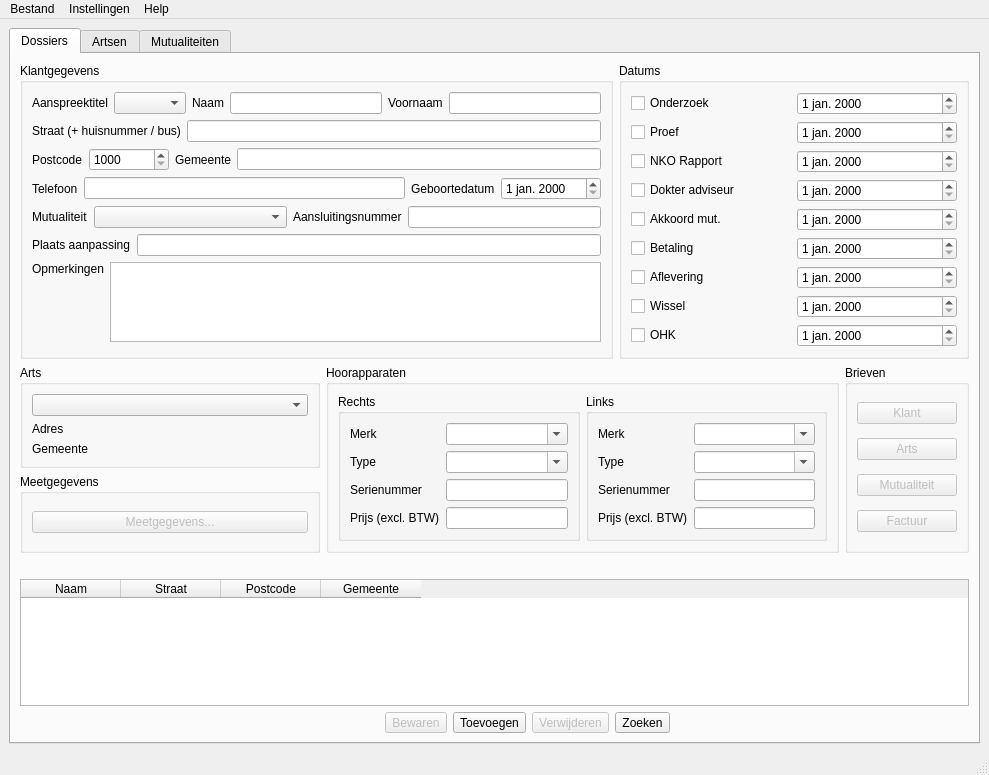
Qt form AudioAdmin/ui/universum.ui (Roelio81/audioadmin) before a commit.
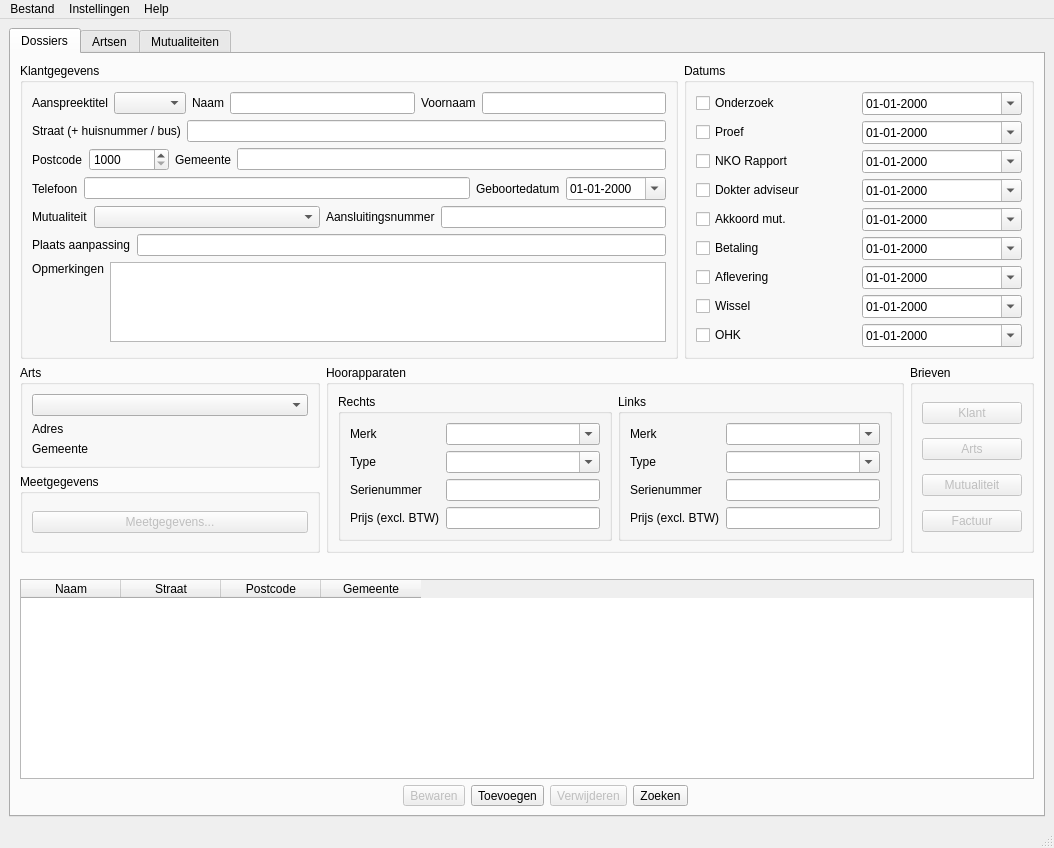
The same form after that commit. Icons and pictures are not drawn.

Commit message: Hoorapparaten: starten met uitlezen en invullen in UI

The edit to the form file:
```diff
--- a/AudioAdmin/ui/universum.ui
+++ b/AudioAdmin/ui/universum.ui
@@ -1,12 +1,12 @@
 <ui version="4.0" >
  <class>Universum</class>
- <widget class="QMainWindow" name="Universum" >
-  <property name="geometry" >
+ <widget class="QMainWindow" name="Universum">
+  <property name="geometry">
    <rect>
     <x>0</x>
     <y>0</y>
-    <width>989</width>
-    <height>775</height>
+    <width>1054</width>
+    <height>848</height>
    </rect>
   </property>
   <property name="windowTitle" >
@@ -176,6 +176,12 @@
                    <height>16777215</height>
                   </size>
                  </property>
+                 <property name="displayFormat">
+                  <string>dd-MM-yyyy</string>
+                 </property>
+                 <property name="calendarPopup">
+                  <bool>true</bool>
+                 </property>
                 </widget>
                </item>
               </layout>
@@ -290,8 +296,15 @@
                </property>
               </widget>
              </item>
-             <item row="0" column="1" >
-              <widget class="QDateEdit" name="m_datumOnderzoek" />
+             <item row="0" column="1">
+              <widget class="QDateEdit" name="m_datumOnderzoek">
+               <property name="displayFormat">
+                <string>dd-MM-yyyy</string>
+               </property>
+               <property name="calendarPopup">
+                <bool>true</bool>
+               </property>
+              </widget>
              </item>
              <item row="1" column="0" >
               <widget class="QCheckBox" name="c_datumProef" >
@@ -300,8 +313,15 @@
                </property>
               </widget>
              </item>
-             <item row="1" column="1" >
-              <widget class="QDateEdit" name="m_datumProef" />
+             <item row="1" column="1">
+              <widget class="QDateEdit" name="m_datumProef">
+               <property name="displayFormat">
+                <string>dd-MM-yyyy</string>
+               </property>
+               <property name="calendarPopup">
+                <bool>true</bool>
+               </property>
+              </widget>
              </item>
              <item row="2" column="0" >
               <widget class="QCheckBox" name="c_datumNKO" >
@@ -310,8 +330,15 @@
                </property>
               </widget>
              </item>
-             <item row="2" column="1" >
-              <widget class="QDateEdit" name="m_datumNKO" />
+             <item row="2" column="1">
+              <widget class="QDateEdit" name="m_datumNKO">
+               <property name="displayFormat">
+                <string>dd-MM-yyyy</string>
+               </property>
+               <property name="calendarPopup">
+                <bool>true</bool>
+               </property>
+              </widget>
              </item>
              <item row="3" column="0" >
               <widget class="QCheckBox" name="c_datumAdviseur" >
@@ -320,8 +347,15 @@
                </property>
               </widget>
              </item>
-             <item row="3" column="1" >
-              <widget class="QDateEdit" name="m_datumAdviseur" />
+             <item row="3" column="1">
+              <widget class="QDateEdit" name="m_datumAdviseur">
+               <property name="displayFormat">
+                <string>dd-MM-yyyy</string>
+               </property>
+               <property name="calendarPopup">
+                <bool>true</bool>
+               </property>
+              </widget>
              </item>
              <item row="4" column="0" >
               <widget class="QCheckBox" name="c_datumMutualiteit" >
@@ -330,8 +364,15 @@
                </property>
               </widget>
              </item>
-             <item row="4" column="1" >
-              <widget class="QDateEdit" name="m_datumMutualiteit" />
+             <item row="4" column="1">
+              <widget class="QDateEdit" name="m_datumMutualiteit">
+               <property name="displayFormat">
+                <string>dd-MM-yyyy</string>
+               </property>
+               <property name="calendarPopup">
+                <bool>true</bool>
+               </property>
+              </widget>
              </item>
              <item row="5" column="0" >
               <widget class="QCheckBox" name="c_datumBetaling" >
@@ -340,8 +381,15 @@
                </property>
               </widget>
              </item>
-             <item row="5" column="1" >
-              <widget class="QDateEdit" name="m_datumBetaling" />
+             <item row="5" column="1">
+              <widget class="QDateEdit" name="m_datumBetaling">
+               <property name="displayFormat">
+                <string>dd-MM-yyyy</string>
+               </property>
+               <property name="calendarPopup">
+                <bool>true</bool>
+               </property>
+              </widget>
              </item>
              <item row="6" column="0" >
               <widget class="QCheckBox" name="c_datumAflevering" >
@@ -350,8 +398,15 @@
                </property>
               </widget>
              </item>
-             <item row="6" column="1" >
-              <widget class="QDateEdit" name="m_datumAflevering" />
+             <item row="6" column="1">
+              <widget class="QDateEdit" name="m_datumAflevering">
+               <property name="displayFormat">
+                <string>dd-MM-yyyy</string>
+               </property>
+               <property name="calendarPopup">
+                <bool>true</bool>
+               </property>
+              </widget>
              </item>
              <item row="7" column="0" >
               <widget class="QCheckBox" name="c_datumWissel" >
@@ -360,8 +415,15 @@
                </property>
               </widget>
              </item>
-             <item row="7" column="1" >
-              <widget class="QDateEdit" name="m_datumWissel" />
+             <item row="7" column="1">
+              <widget class="QDateEdit" name="m_datumWissel">
+               <property name="displayFormat">
+                <string>dd-MM-yyyy</string>
+               </property>
+               <property name="calendarPopup">
+                <bool>true</bool>
+               </property>
+              </widget>
              </item>
              <item row="8" column="0" >
               <widget class="QCheckBox" name="c_datumOHK" >
@@ -370,8 +432,15 @@
                </property>
               </widget>
              </item>
-             <item row="8" column="1" >
-              <widget class="QDateEdit" name="m_datumOHK" />
+             <item row="8" column="1">
+              <widget class="QDateEdit" name="m_datumOHK">
+               <property name="displayFormat">
+                <string>dd-MM-yyyy</string>
+               </property>
+               <property name="calendarPopup">
+                <bool>true</bool>
+               </property>
+              </widget>
              </item>
             </layout>
            </widget>
@@ -1383,17 +1452,17 @@
     </item>
    </layout>
   </widget>
-  <widget class="QMenuBar" name="menubar" >
-   <property name="geometry" >
+  <widget class="QMenuBar" name="menubar">
+   <property name="geometry">
     <rect>
      <x>0</x>
      <y>0</y>
-     <width>989</width>
-     <height>21</height>
+     <width>1054</width>
+     <height>22</height>
     </rect>
    </property>
-   <widget class="QMenu" name="menuBestand" >
-    <property name="title" >
+   <widget class="QMenu" name="menuBestand">
+    <property name="title">
      <string>Bestand</string>
     </property>
     <addaction name="actionBackup_maken" />
@@ -1403,21 +1472,21 @@
     <addaction name="separator" />
     <addaction name="actionAfsluiten" />
    </widget>
-   <widget class="QMenu" name="menuHelp" >
-    <property name="title" >
+   <widget class="QMenu" name="menuHelp">
+    <property name="title">
      <string>Help</string>
     </property>
     <addaction name="actionOmtrent" />
    </widget>
-   <widget class="QMenu" name="menuInstellingen" >
-    <property name="title" >
+   <widget class="QMenu" name="menuInstellingen">
+    <property name="title">
      <string>Instellingen</string>
     </property>
     <addaction name="actionInstellingen_wijzigen" />
    </widget>
-   <addaction name="menuBestand" />
-   <addaction name="menuInstellingen" />
-   <addaction name="menuHelp" />
+   <addaction name="menuBestand"/>
+   <addaction name="menuInstellingen"/>
+   <addaction name="menuHelp"/>
   </widget>
   <widget class="QStatusBar" name="statusbar" />
   <action name="actionBackup_maken" >
```
Left out of the diff: 925 changed lines with no effect on the pictures. The commit also changes 5 other files.
